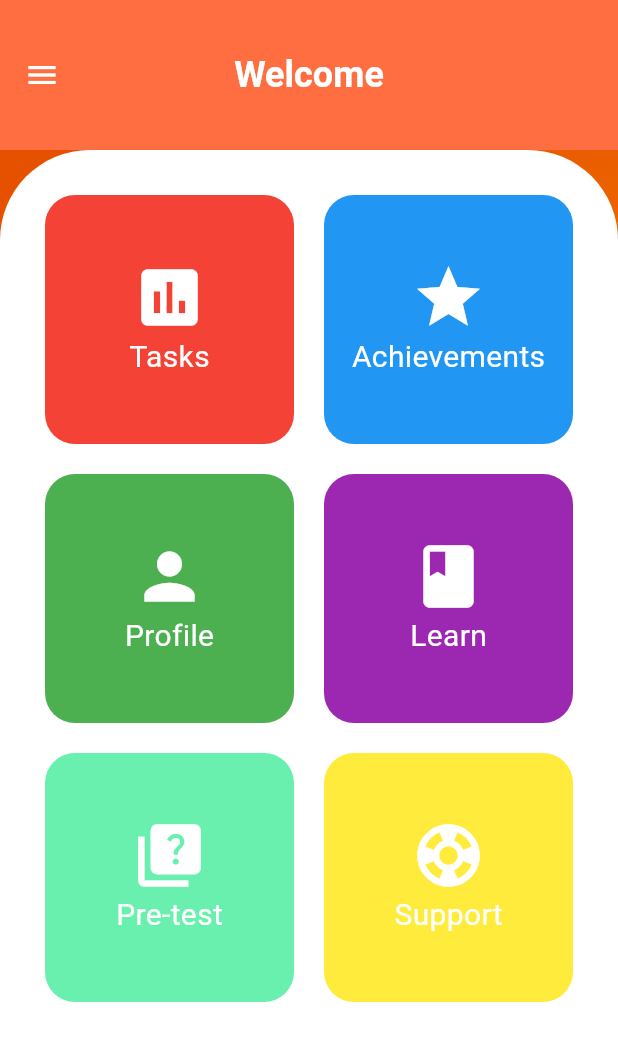
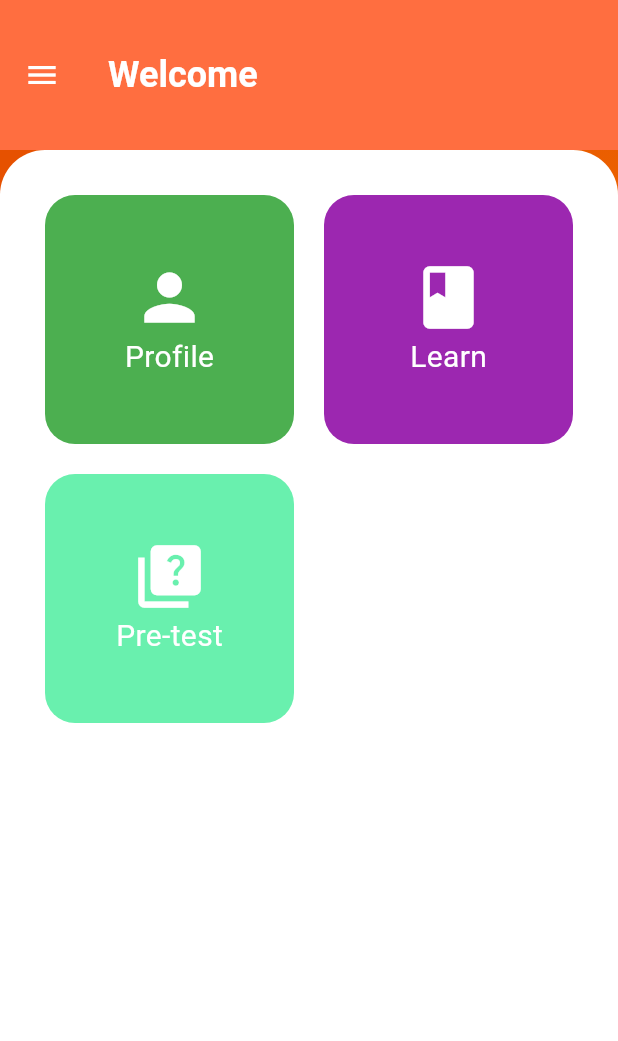
Before and after one commit to akebu6/SOLVEAURA, a Flutter app: the Home screen opened directly, on a phone screen of 412 x 824 dp. Shown: the top 1041 px of the screen. Run offline on Flutter 3.47's test engine with Material 2 defaults, Android fonts, the phone set to English and light mode, and no system bars; our stand-ins replace animate_do, appinio_swiper, firebase_auth, firebase_core, firebase_database, flip_card and 1 more; missing offline and left inert: alan_voice, flutter_session_manager; accounts and stored records are empty.

```diff
--- a/SolveAura/lib/ui/User/login/loginForm.dart
+++ b/SolveAura/lib/ui/User/login/loginForm.dart
@@ -6,8 +6,7 @@ import 'package:solveaura/ui/User/controllers/auth/firebase_auth_services.dart';
 import 'package:solveaura/ui/User/signup/signup.dart';
 import 'package:solveaura/ui/pages/achievements.dart';
 import 'package:solveaura/ui/pages/home.dart';
-import 'package:solveaura/ui/pages/support.dart';
-import 'package:solveaura/ui/pages/tasks.dart';
+import 'package:solveaura/ui/pages/pre_test/views/home_screen.dart';
 import 'package:solveaura/ui/User/profile/profile.dart';
 
 // This is the Login Form Widget
@@ -38,19 +37,11 @@ class _LoginFormState extends State<LoginForm> {
           ),
         );
         break;
-      case "tasks":
+      case "pretest":
         Navigator.push(
           context,
           MaterialPageRoute(
-            builder: (context) => const Tasks(),
-          ),
-        );
-        break;
-      case "achievements":
-        Navigator.push(
-          context,
-          MaterialPageRoute(
-            builder: (context) => const Achievements(),
+            builder: (context) => const HomePage(),
           ),
         );
         break;
@@ -70,14 +61,6 @@ class _LoginFormState extends State<LoginForm> {
           ),
         );
         break;
-      case "support":
-        Navigator.push(
-          context,
-          MaterialPageRoute(
-            builder: (context) => const Support(),
-          ),
-        );
-        break;
       case "backward":
         Navigator.pop(context);
         break;
@@ -85,7 +68,6 @@ class _LoginFormState extends State<LoginForm> {
         debugPrint("Unknown command");
     }
   }
-
 
   final controller = Get.put(AuthController());
   String? email1, password1;
--- a/SolveAura/lib/ui/pages/home.dart
+++ b/SolveAura/lib/ui/pages/home.dart
@@ -45,7 +45,7 @@ class _HomeState extends State<Home> {
             fontWeight: FontWeight.bold,
           ),
         ),
-        centerTitle: true,
+        centerTitle: false,
       ),
       drawer: Drawer(
         backgroundColor: Colors.white,
@@ -165,8 +165,8 @@ class _HomeState extends State<Home> {
                 decoration: const BoxDecoration(
                     color: Colors.white,
                     borderRadius: BorderRadius.only(
-                        topLeft: Radius.circular(60),
-                        topRight: Radius.circular(60)
+                        topLeft: Radius.circular(30),
+                        topRight: Radius.circular(30)
                     )
                 ),
                 child: Padding(
@@ -179,40 +179,6 @@ class _HomeState extends State<Home> {
                         mainAxisSpacing: 20
                     ),
                     children: [
-                      InkWell(
-                        onTap: () {
-                          Navigator.push(context, MaterialPageRoute(builder: (context) => const Tasks()));
-                        },
-                        child: Container(
-                          decoration: BoxDecoration(
-                            borderRadius: BorderRadius.circular(20),color: Colors.red,
-                          ),
-                          child: const Column(
-                            mainAxisAlignment: MainAxisAlignment.center,
-                            children: [
-                              Icon(Icons.assessment,size: 50,color: Colors.white,),
-                              Text("Tasks",style: TextStyle(color: Colors.white,fontSize: 20),)
-                            ],
-                          ),
-                        ),
-                      ),
-                      InkWell(
-                        onTap: () {
-                          Navigator.push(context, MaterialPageRoute(builder: (context) => const Achievements()));
-                        },
-                        child: Container(
-                          decoration: BoxDecoration(
-                            borderRadius: BorderRadius.circular(20),color: Colors.blue,
-                          ),
-                          child: const Column(
-                            mainAxisAlignment: MainAxisAlignment.center,
-                            children: [
-                              Icon(Icons.star,size: 50,color: Colors.white,),
-                              Text("Achievements",style: TextStyle(color: Colors.white, fontSize: 20),)
-                            ],
-                          ),
-                        ),
-                      ),
                       InkWell(
                         onTap: () {
                           Navigator.push(context, MaterialPageRoute(builder: (context) => const ProfileScreen()));
@@ -261,22 +227,6 @@ class _HomeState extends State<Home> {
                             ],),
                         ),
                       ),
-                      InkWell(
-                        onTap: () {
-                          Navigator.push(context, MaterialPageRoute(builder: (context) => const Support()));
-                        },
-                        child: Container(
-                          decoration: BoxDecoration(
-                            borderRadius: BorderRadius.circular(20),color: Colors.yellow,
-                          ),
-                          child: const Column(
-                            mainAxisAlignment: MainAxisAlignment.center,
-                            children: [
-                              Icon(Icons.support,size: 50,color: Colors.white,),
-                              Text("Support",style: TextStyle(color: Colors.white,fontSize: 20),)
-                            ],),
-                        ),
-                      ),
                     ],
                   ),
                 ),
```
Also changed, not shown: SolveAura/lib/ui/pages/header.dart (added, +55 -0 lines), SolveAura/assets/blob_1.png (added), SolveAura/assets/blob_2.png (added), SolveAura/assets/boy_illustration.png (added), SolveAura/assets/icon_1.png (added), SolveAura/assets/icon_2.png (added), SolveAura/assets/icon_3.png (added), SolveAura/assets/researching.png (added).
